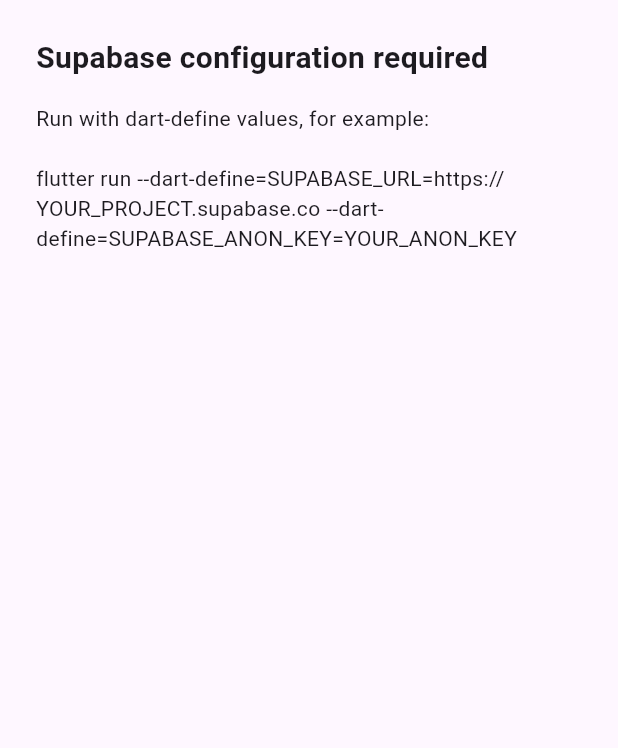
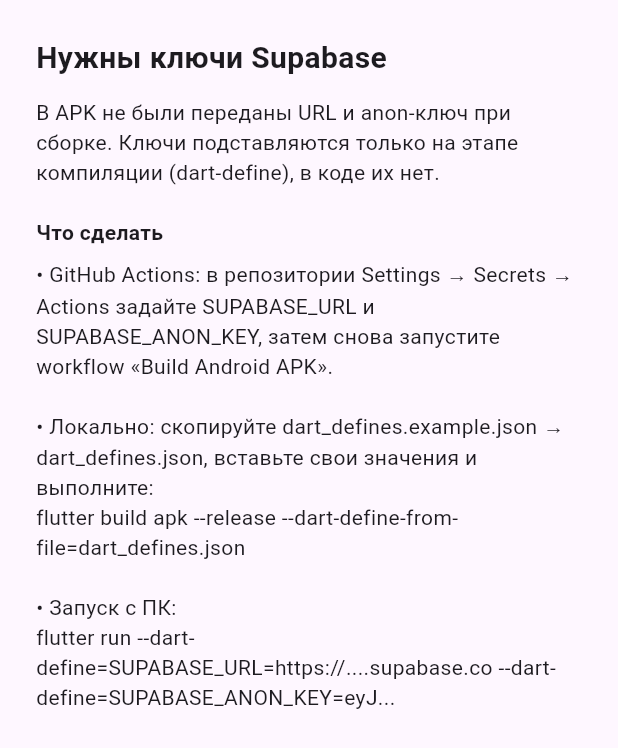
Before and after one commit to salimovelyor7787-ops/customer_delivery, a Flutter app: the screen it shows after launch, on a phone screen of 412 x 824 dp. Shown: the top 748 px of the screen. Run offline on Flutter 3.47's test engine with Material 3 defaults, Android fonts, the phone set to English and light mode, and no system bars; our stand-ins replace cached_network_image, equatable, flutter_riverpod, go_router, supabase_flutter; accounts and stored records are empty.

Commit message:
fix: embed Supabase keys in CI build; clarify missing-config screen; add dart_defines example
Made-with: Cursor

```diff
--- /dev/null
+++ b/dart_defines.example.json
@@ -0,0 +1,4 @@
+{
+  "SUPABASE_URL": "https://YOUR_PROJECT.supabase.co",
+  "SUPABASE_ANON_KEY": "paste_anon_public_key_here"
+}
--- a/lib/main.dart
+++ b/lib/main.dart
@@ -33,21 +33,35 @@ class _MissingSupabaseConfigApp extends StatelessWidget {
 
   @override
   Widget build(BuildContext context) {
-    return const MaterialApp(
+    return MaterialApp(
       home: Scaffold(
         body: SafeArea(
-          child: Padding(
-            padding: EdgeInsets.all(24),
+          child: SingleChildScrollView(
+            padding: const EdgeInsets.all(24),
             child: Column(
               crossAxisAlignment: CrossAxisAlignment.start,
-              children: [
-                Text('Supabase configuration required', style: TextStyle(fontSize: 20, fontWeight: FontWeight.bold)),
-                SizedBox(height: 16),
+              children: const [
                 Text(
-                  'Run with dart-define values, for example:\n\n'
-                  'flutter run '
-                  '--dart-define=SUPABASE_URL=https://YOUR_PROJECT.supabase.co '
-                  '--dart-define=SUPABASE_ANON_KEY=YOUR_ANON_KEY',
+                  'Нужны ключи Supabase',
+                  style: TextStyle(fontSize: 20, fontWeight: FontWeight.bold),
+                ),
+                SizedBox(height: 12),
+                Text(
+                  'В APK не были переданы URL и anon-ключ при сборке. '
+                  'Ключи подставляются только на этапе компиляции (dart-define), в коде их нет.',
+                ),
+                SizedBox(height: 20),
+                Text('Что сделать', style: TextStyle(fontWeight: FontWeight.w600)),
+                SizedBox(height: 8),
+                Text(
+                  '• GitHub Actions: в репозитории Settings → Secrets → Actions задайте '
+                  'SUPABASE_URL и SUPABASE_ANON_KEY, затем снова запустите workflow «Build Android APK».\n\n'
+                  '• Локально: скопируйте dart_defines.example.json → dart_defines.json, '
+                  'вставьте свои значения и выполните:\n'
+                  'flutter build apk --release --dart-define-from-file=dart_defines.json\n\n'
+                  '• Запуск с ПК:\n'
+                  'flutter run --dart-define=SUPABASE_URL=https://....supabase.co '
+                  '--dart-define=SUPABASE_ANON_KEY=eyJ...',
                 ),
               ],
             ),
```
Also changed, not shown: 2 other files.
